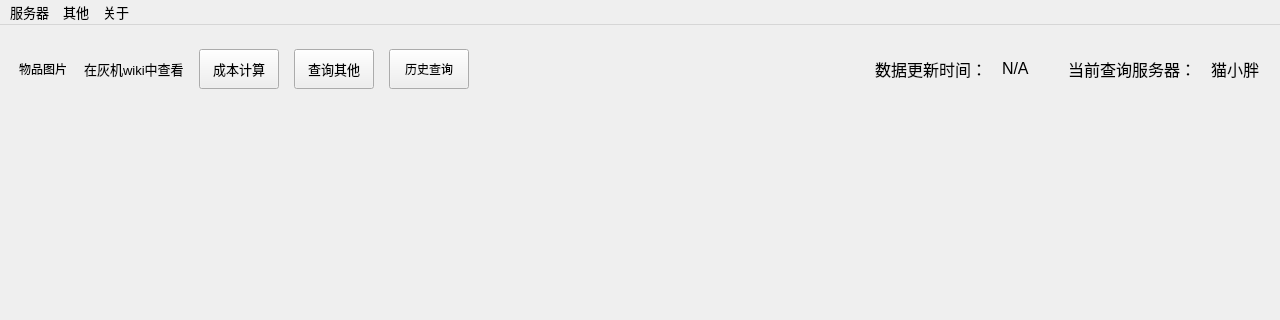
Old version of the form UI/main_window.ui in the repository NagaResst/Paissa; both pictures show x 0 to 1280 and y 0 to 320 of the 1280 by 800 pixel window.
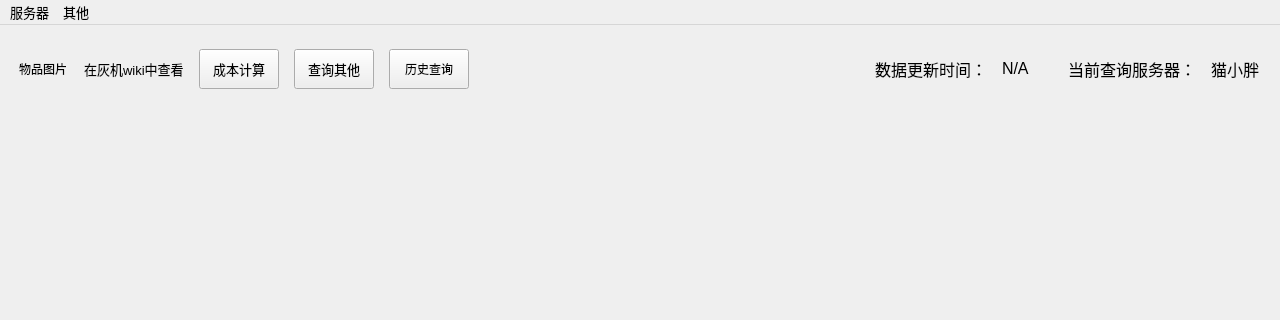
New version of the form.

Commit message: 修复版本检查关联代码

What changed in the file:
```diff
--- a/UI/main_window.ui
+++ b/UI/main_window.ui
@@ -614,15 +614,10 @@
     </property>
     <addaction name="use_static_file"/>
     <addaction name="filter_item"/>
-   </widget>
-   <widget class="QMenu" name="check_update">
-    <property name="title">
-     <string>关于</string>
-    </property>
+    <addaction name="check_update"/>
    </widget>
    <addaction name="server"/>
    <addaction name="other"/>
-   <addaction name="check_update"/>
   </widget>
   <action name="select_server_china">
    <property name="enabled">
```
Left out of the diff: 26 changed lines with no effect on the pictures. The commit also changes 1 other file.
